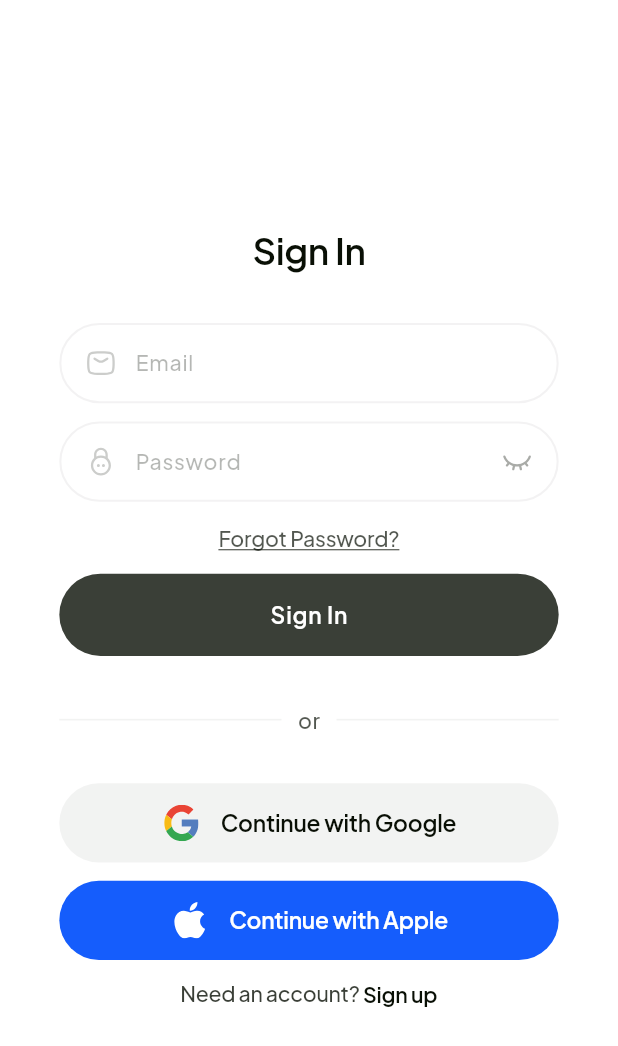
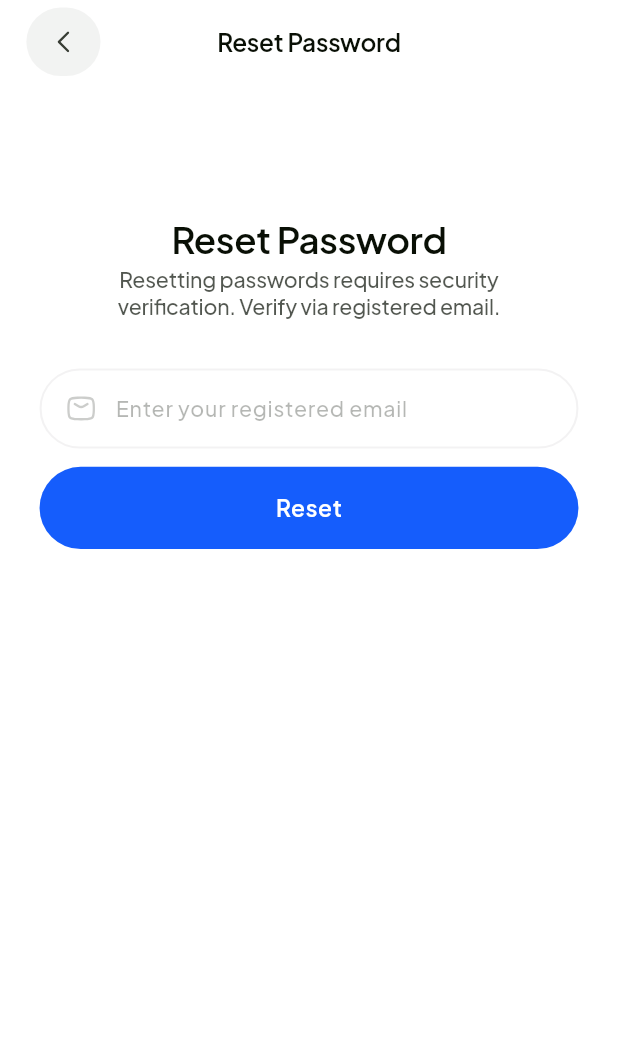
Before and after one commit to Iamsakeeb10/blue-leaf-guide, a Flutter app: the screen it shows after launch, after a tap on "Sign in", after a tap on "Forgot Password?", on a phone screen of 412 x 824 dp. Shown: the top 1046 px of the screen. Run offline on Flutter 3.47's test engine with Material 3 defaults, Android fonts, the phone set to English and light mode, and no system bars; our stand-ins replace flutter_screenutil, flutter_svg, go_router, google_fonts, pinput.

Commit message:
added reset pass screen

```diff
--- a/lib/app/navigation/app_router.dart
+++ b/lib/app/navigation/app_router.dart
@@ -1,6 +1,7 @@
 import 'package:blue_leaf_guide/features/auth/presentation/screens/sign_up_screen.dart';
 import 'package:go_router/go_router.dart';
 
+import '../../features/auth/presentation/screens/forgot_password_screen.dart';
 import '../../features/auth/presentation/screens/otp_screen.dart';
 import '../../features/auth/presentation/screens/setup_account_screen.dart';
 import '../../features/auth/presentation/screens/sign_in_screen.dart';
@@ -27,5 +28,10 @@ final GoRouter router = GoRouter(
       path: '/setup-account',
       builder: (context, state) => const SetupAccountScreen(),
     ),
+
+    GoRoute(
+      path: '/forgot-password',
+      builder: (context, state) => const ForgotPasswordScreen(),
+    ),
   ],
 );
--- /dev/null
+++ b/lib/features/auth/presentation/screens/forgot_password_screen.dart
@@ -0,0 +1,80 @@
+import 'package:flutter/material.dart';
+import 'package:flutter_screenutil/flutter_screenutil.dart';
+
+import '../../../../app/theme/app_colors.dart';
+import '../../../../shared/widgets/button.dart';
+import '../../../../shared/widgets/custom_appbar.dart';
+import '../../../../shared/widgets/text_field.dart' as CustomTextField;
+import '../../../onboarding/presentation/widgets/onboarding_widgets.dart';
+
+class ForgotPasswordScreen extends StatelessWidget {
+  const ForgotPasswordScreen({super.key});
+
+  @override
+  Widget build(BuildContext context) {
+    final emailController = TextEditingController();
+
+    return Scaffold(
+      backgroundColor: Colors.white,
+      appBar: const CustomAppBar(title: 'Reset Password'),
+      body: SafeArea(
+        child: Padding(
+          padding: EdgeInsets.symmetric(horizontal: 24.w, vertical: 86.h),
+          child: Column(
+            crossAxisAlignment: CrossAxisAlignment.stretch,
+            children: [
+              Align(
+                alignment: Alignment.center,
+                child: const OnboardingTitle(text: 'Reset Password'),
+              ),
+              SizedBox(height: 2.h),
+
+              Center(
+                child: ConstrainedBox(
+                  constraints: BoxConstraints(
+                    maxWidth: 300.w,
+                  ), // set your max width
+                  child: Text(
+                    'Resetting passwords requires security verification. Verify via registered email.',
+                    textAlign: TextAlign.center, // optional: center text
+                    style: TextStyle(
+                      fontSize: 14.sp,
+                      fontWeight: FontWeight.w500,
+                      height: 1.3, // line-height 130%
+                      letterSpacing: -0.01 * 14, // -1% letter spacing
+                      color: AppColors.textPrimary.withOpacity(0.7),
+                    ),
+                  ),
+                ),
+              ),
+              SizedBox(height: 32.h),
+
+              CustomTextField.TextField(
+                controller: emailController,
+                label: 'Email',
+                hint: 'Enter your registered email',
+                keyboardType: TextInputType.emailAddress,
+                textInputAction: TextInputAction.done,
+                prefixIconSvg: 'assets/icons/svg/mail.svg',
+              ),
+              SizedBox(height: 12.h),
+
+              Button(
+                onPressed: () {
+                  // Reset password logic here
+                },
+                text: 'Reset',
+                height: 54.h,
+                borderRadius: BorderRadius.circular(32.r),
+                fontSize: 15.sp,
+                fontWeight: FontWeight.w600,
+                textColor: Colors.white,
+                backgroundColor: AppColors.brand500,
+              ),
+            ],
+          ),
+        ),
+      ),
+    );
+  }
+}
--- a/lib/features/auth/presentation/screens/sign_in_screen.dart
+++ b/lib/features/auth/presentation/screens/sign_in_screen.dart
@@ -61,7 +61,9 @@ class SignInScreen extends StatelessWidget {
                         Align(
                           alignment: Alignment.center,
                           child: TextButton(
-                            onPressed: () {},
+                            onPressed: () {
+                              context.push('/forgot-password');
+                            },
                             style: TextButton.styleFrom(
                               padding: EdgeInsets.zero,
                               minimumSize: Size(0, 24.h),
@@ -149,7 +151,7 @@ class SignInScreen extends StatelessWidget {
                           secondText: "Sign up",
                           onSecondTextTap: () {
                             // Custom navigation
-                            context.go('/sign-up');
+                            context.push('/sign-up');
                           },
                         ),
                       ],
--- /dev/null
+++ b/lib/shared/widgets/custom_appbar.dart
@@ -0,0 +1,51 @@
+import 'package:flutter/material.dart' hide BackButtonIcon;
+import 'package:flutter_screenutil/flutter_screenutil.dart';
+
+import '../../app/theme/app_colors.dart';
+import 'back_button_icon.dart';
+
+class CustomAppBar extends StatelessWidget implements PreferredSizeWidget {
+  final String title;
+  final VoidCallback? onBack;
+
+  const CustomAppBar({super.key, required this.title, this.onBack});
+
+  @override
+  Size get preferredSize => Size.fromHeight(55.h);
+
+  @override
+  Widget build(BuildContext context) {
+    return SafeArea(
+      bottom: false, // don't add padding at bottom
+      child: Container(
+        height: preferredSize.height,
+        padding: EdgeInsets.symmetric(horizontal: 16.w),
+        color: Colors.white,
+        child: Stack(
+          alignment: Alignment.center,
+          children: [
+            Align(
+              alignment: Alignment.centerLeft,
+              child: BackButtonIcon(
+                onTap: onBack ?? () => Navigator.of(context).pop(),
+              ),
+            ),
+            Center(
+              child: Text(
+                title,
+                textAlign: TextAlign.center,
+                style: TextStyle(
+                  fontSize: 16.sp,
+                  fontWeight: FontWeight.w600,
+                  height: 1.3,
+                  letterSpacing: -0.01 * 16,
+                  color: AppColors.textPrimary,
+                ),
+              ),
+            ),
+          ],
+        ),
+      ),
+    );
+  }
+}
```
